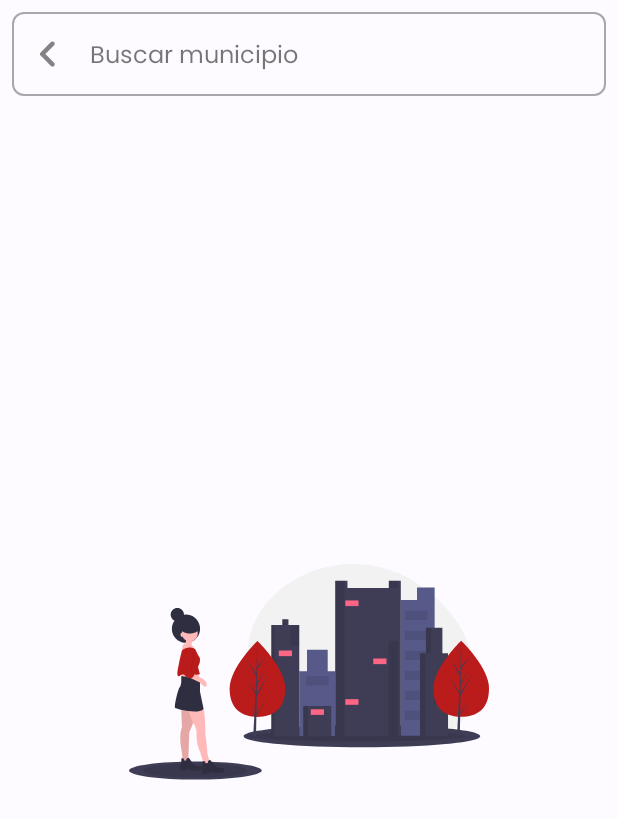
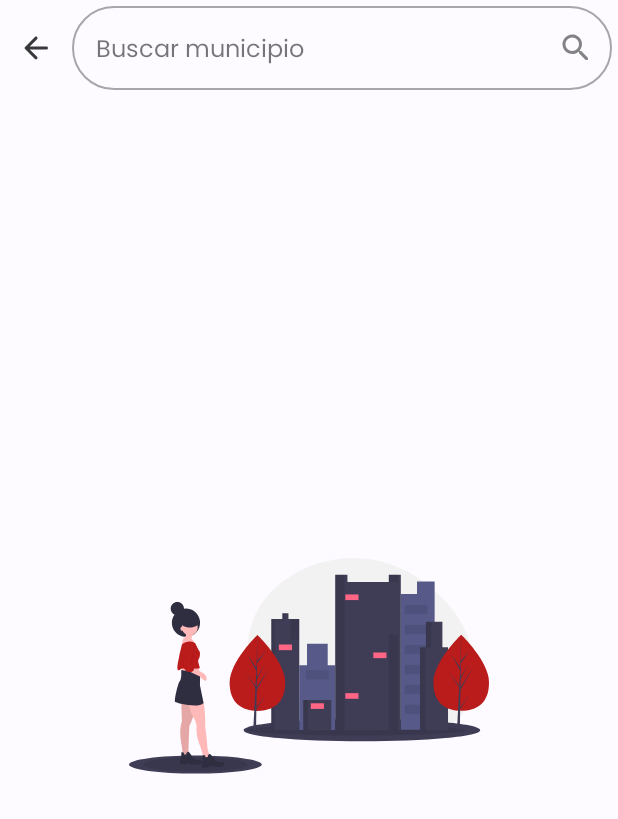
Before and after one commit to cassnyo/brasero, an Android app built with Jetpack Compose: the composable SearchScreen shown on its own in the app's theme, on a phone screen of 412 x 824 dp. Shown: the top 819 px of the screen. Run offline under Robolectric (Android 15) with nearby library versions, the phone set to English and light mode, and no system bars; our stand-ins replace Dagger/Hilt's generated code.

Commit message:
Redesign SearchBar UI

```diff
--- a/app/src/main/java/com/cassnyo/brasero/ui/screen/search/SearchScreen.kt
+++ b/app/src/main/java/com/cassnyo/brasero/ui/screen/search/SearchScreen.kt
@@ -11,10 +11,10 @@ import androidx.compose.foundation.layout.Row
 import androidx.compose.foundation.layout.fillMaxSize
 import androidx.compose.foundation.layout.fillMaxWidth
 import androidx.compose.foundation.layout.padding
-import androidx.compose.foundation.layout.size
 import androidx.compose.foundation.layout.width
 import androidx.compose.foundation.lazy.LazyColumn
 import androidx.compose.foundation.lazy.items
+import androidx.compose.foundation.shape.CircleShape
 import androidx.compose.foundation.shape.RoundedCornerShape
 import androidx.compose.foundation.text.KeyboardOptions
 import androidx.compose.material.Icon
@@ -24,8 +24,9 @@ import androidx.compose.material.OutlinedTextField
 import androidx.compose.material.Text
 import androidx.compose.material.icons.Icons
 import androidx.compose.material.icons.rounded.Add
-import androidx.compose.material.icons.rounded.Close
-import androidx.compose.material.icons.rounded.KeyboardArrowLeft
+import androidx.compose.material.icons.rounded.ArrowBack
+import androidx.compose.material.icons.rounded.Cancel
+import androidx.compose.material.icons.rounded.Search
 import androidx.compose.runtime.Composable
 import androidx.compose.runtime.LaunchedEffect
 import androidx.compose.runtime.collectAsState
@@ -53,10 +54,10 @@ fun SearchScreen(navController: NavController) {
     val state by viewModel.state.collectAsState(initial = SearchViewModel.UiState())
 
     Column(modifier = Modifier.fillMaxSize()) {
-        SearchBar(
+        TopBar(
             query = state.query,
+            onBackClicked = { navController.navigateUp() },
             onQueryChanged = viewModel::onQueryChanged,
-            onBackClicked = { navController.navigateUp() },
             onClearQueryClicked = viewModel::onClearQueryClicked
         )
 
@@ -80,10 +81,43 @@ fun SearchScreen(navController: NavController) {
 }
 
 @Composable
-fun SearchBar(
+fun TopBar(
+    query: String,
+    onBackClicked: () -> Unit,
+    onQueryChanged: (String) -> Unit,
+    onClearQueryClicked: () -> Unit,
+    modifier: Modifier = Modifier,
+) {
+    Row(
+        modifier = modifier
+            .fillMaxWidth()
+            .padding(
+                top = 4.dp,
+                end = 4.dp,
+                bottom = 4.dp
+            ),
+        verticalAlignment = Alignment.CenterVertically
+    ) {
+        IconButton(onClick = onBackClicked) {
+            Icon(
+                imageVector = Icons.Rounded.ArrowBack,
+                contentDescription = "Volver atrás"
+            )
+        }
+
+        SearchField(
+            query = query,
+            onQueryChanged = onQueryChanged,
+            onClearQueryClicked = onClearQueryClicked,
+            modifier = Modifier.weight(1f).fillMaxWidth()
+        )
+    }
+}
+
+@Composable
+fun SearchField(
     query: String,
     onQueryChanged: (String) -> Unit,
-    onBackClicked: () -> Unit,
     onClearQueryClicked: () -> Unit,
     modifier: Modifier = Modifier
 ) {
@@ -91,30 +125,23 @@ fun SearchBar(
     OutlinedTextField(
         value = query,
         onValueChange = onQueryChanged,
-        modifier = modifier
-            .fillMaxWidth()
-            .padding(8.dp)
-            .focusRequester(focusRequester),
+        modifier = modifier.focusRequester(focusRequester),
         placeholder = {
             Text(text = "Buscar municipio")
-        },
-        leadingIcon = {
-            IconButton(onClick = onBackClicked) {
-                Icon(
-                    imageVector = Icons.Rounded.KeyboardArrowLeft,
-                    contentDescription = "Volver atrás",
-                    modifier = Modifier.size(36.dp)
-                )
-            }
         },
         trailingIcon = {
             if (query.isNotEmpty()) {
                 IconButton(onClick = onClearQueryClicked) {
                     Icon(
-                        imageVector = Icons.Rounded.Close,
+                        imageVector = Icons.Rounded.Cancel,
                         contentDescription = "Limpiar búsqueda"
                     )
                 }
+            } else {
+                Icon(
+                    imageVector = Icons.Rounded.Search,
+                    contentDescription = "Buscar municipio"
+                )
             }
         },
         keyboardOptions = KeyboardOptions(
@@ -122,7 +149,7 @@ fun SearchBar(
             keyboardType = KeyboardType.Text
         ),
         singleLine = true,
-        shape = RoundedCornerShape(8.dp)
+        shape = CircleShape
     )
 
     LaunchedEffect(Unit) {
```
